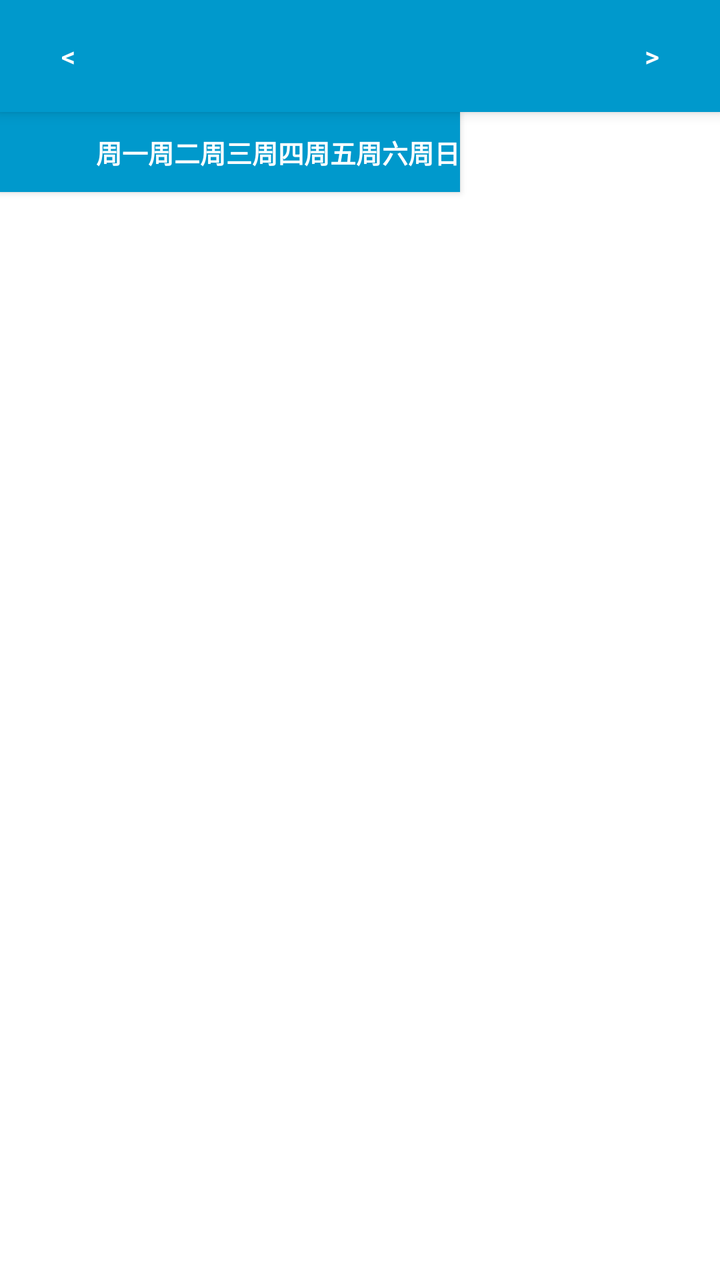
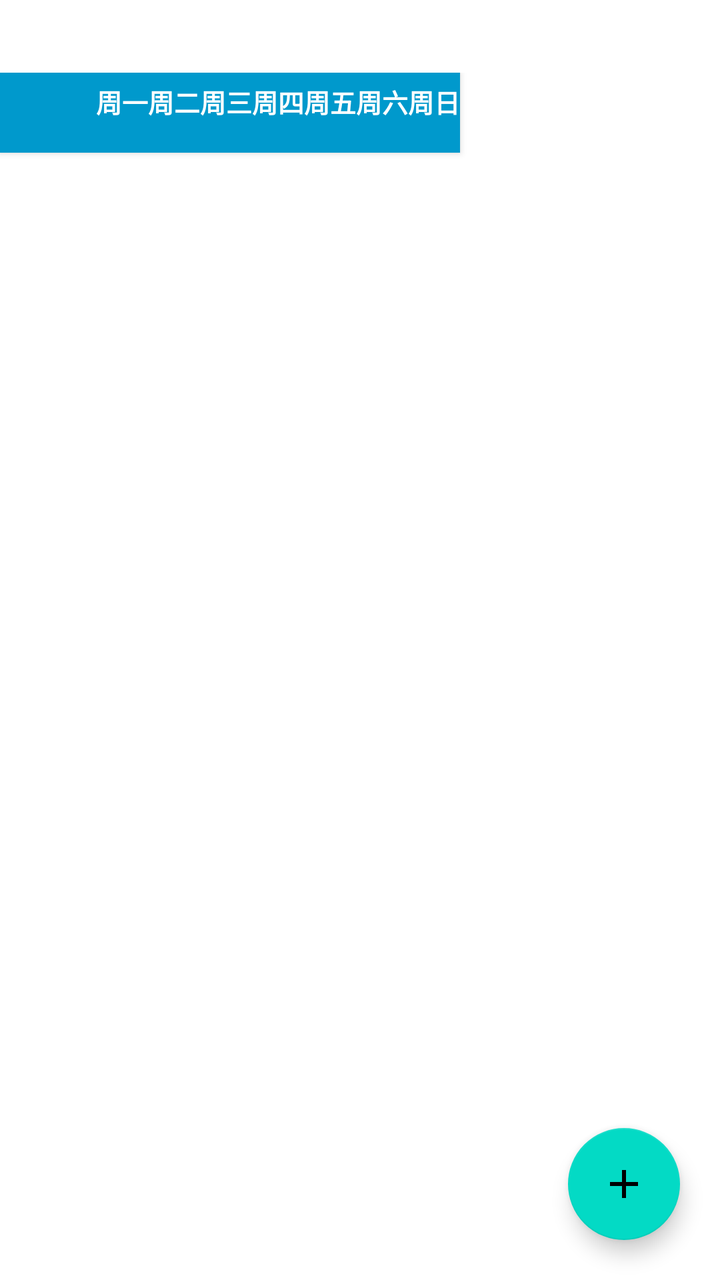

Compare the two renders of this Android layout. The source of the first and the diff that turns it into the second are given below.
<!-- AndroidManifest.xml: application theme Theme.Timetable -->
<!-- res/layout/fragment_timetable.xml -->
<?xml version="1.0" encoding="utf-8"?>
<LinearLayout xmlns:android="http://schemas.android.com/apk/res/android"
    xmlns:app="http://schemas.android.com/apk/res-auto"
    android:layout_width="match_parent"
    android:layout_height="match_parent"
    android:orientation="vertical"
    android:background="?android:attr/colorBackground">

    
    <LinearLayout
        android:id="@+id/week_indicator"
        android:layout_width="match_parent"
        android:layout_height="wrap_content"
        android:gravity="center"
        android:orientation="horizontal"
        android:paddingVertical="10dp"
        android:paddingHorizontal="16dp"
        android:background="@android:color/holo_blue_dark"
        android:elevation="4dp">

        <Button
            android:id="@+id/btn_prev_week"
            android:layout_width="36dp"
            android:layout_height="36dp"
            android:text="&lt;"
            android:textColor="@android:color/white"
            android:background="?android:attr/selectableItemBackgroundBorderless"
            android:minWidth="0dp"
            android:minHeight="0dp" />

        <TextView
            android:id="@+id/tv_week_info"
            android:layout_width="0dp"
            android:layout_height="wrap_content"
            android:layout_weight="1"
            android:gravity="center"
            android:textColor="@android:color/white"
            android:textSize="16sp"
            android:textStyle="bold" />

        <Button
            android:id="@+id/btn_next_week"
            android:layout_width="36dp"
            android:layout_height="36dp"
            android:text="&gt;"
            android:textColor="@android:color/white"
            android:background="?android:attr/selectableItemBackgroundBorderless"
            android:minWidth="0dp"
            android:minHeight="0dp" />

    </LinearLayout>

    
    <HorizontalScrollView
        android:id="@+id/hsv_timetable"
        android:layout_width="match_parent"
        android:layout_height="0dp"
        android:layout_weight="1"
        android:fillViewport="true"
        android:scrollbars="none">

        <LinearLayout
            android:layout_width="wrap_content"
            android:layout_height="match_parent"
            android:orientation="vertical">

            
            <LinearLayout
                android:id="@+id/header_row"
                android:layout_width="wrap_content"
                android:layout_height="40dp"
                android:orientation="horizontal"
                android:background="@android:color/holo_blue_dark"
                android:elevation="2dp">

                <TextView
                    android:layout_width="@dimen/timetable_period_label_width"
                    android:layout_height="match_parent"
                    android:gravity="center"
                    android:textColor="@android:color/white"
                    android:textSize="12sp"
                    android:textStyle="bold" />

                <TextView
                    android:layout_width="wrap_content"
                    android:layout_height="match_parent"
                    android:gravity="center"
                    android:text="周一"
                    android:textColor="@android:color/white"
                    android:textSize="@dimen/timetable_header_text_size"
                    android:textStyle="bold" />

                <TextView
                    android:layout_width="wrap_content"
                    android:layout_height="match_parent"
                    android:gravity="center"
                    android:text="周二"
                    android:textColor="@android:color/white"
                    android:textSize="@dimen/timetable_header_text_size"
                    android:textStyle="bold" />

                <TextView
                    android:layout_width="wrap_content"
                    android:layout_height="match_parent"
                    android:gravity="center"
                    android:text="周三"
                    android:textColor="@android:color/white"
                    android:textSize="@dimen/timetable_header_text_size"
                    android:textStyle="bold" />

                <TextView
                    android:layout_width="wrap_content"
                    android:layout_height="match_parent"
                    android:gravity="center"
                    android:text="周四"
                    android:textColor="@android:color/white"
                    android:textSize="@dimen/timetable_header_text_size"
                    android:textStyle="bold" />

                <TextView
                    android:layout_width="wrap_content"
                    android:layout_height="match_parent"
                    android:gravity="center"
                    android:text="周五"
                    android:textColor="@android:color/white"
                    android:textSize="@dimen/timetable_header_text_size"
                    android:textStyle="bold" />

                <TextView
                    android:layout_width="wrap_content"
                    android:layout_height="match_parent"
                    android:gravity="center"
                    android:text="周六"
                    android:textColor="@android:color/white"
                    android:textSize="@dimen/timetable_header_text_size"
                    android:textStyle="bold" />

                <TextView
                    android:layout_width="wrap_content"
                    android:layout_height="match_parent"
                    android:gravity="center"
                    android:text="周日"
                    android:textColor="@android:color/white"
                    android:textSize="@dimen/timetable_header_text_size"
                    android:textStyle="bold" />

            </LinearLayout>

            
            <androidx.recyclerview.widget.RecyclerView
                android:id="@+id/rv_timetable"
                android:layout_width="wrap_content"
                android:layout_height="match_parent"
                android:nestedScrollingEnabled="false" />

        </LinearLayout>

    </HorizontalScrollView>

    <TextView
        android:id="@+id/tv_empty"
        android:layout_width="match_parent"
        android:layout_height="0dp"
        android:layout_weight="1"
        android:gravity="center"
        android:text="@string/empty_timetable"
        android:textColor="?android:attr/textColorSecondary"
        android:textSize="16sp"
        android:visibility="gone" />

</LinearLayout>
<!-- resources referenced by this layout -->
<resources>
  <dimen name="timetable_header_text_size">13sp</dimen>
  <dimen name="timetable_period_label_width">48dp</dimen>
  <string name="empty_timetable">本周暂无课程</string>
  <style name="Theme.Timetable" parent="Theme.MaterialComponents.DayNight.DarkActionBar">
          
          <item name="colorPrimary">@color/purple_500</item>
          <item name="colorPrimaryVariant">@color/purple_700</item>
          <item name="colorOnPrimary">@color/white</item>
          
          <item name="colorSecondary">@color/teal_200</item>
          <item name="colorSecondaryVariant">@color/teal_700</item>
          <item name="colorOnSecondary">@color/black</item>
          
          <item name="android:statusBarColor">?attr/colorPrimaryVariant</item>
          
      </style>
  <color name="purple_500">#FF6200EE</color>
  <color name="purple_700">#FF3700B3</color>
  <color name="white">#FFFFFFFF</color>
  <color name="teal_200">#FF03DAC5</color>
  <color name="teal_700">#FF018786</color>
  <color name="black">#FF000000</color>
</resources>

<!-- the commit's change to res/layout/fragment_timetable.xml (unified diff, before → after) -->
@@ -1,54 +1,26 @@
 <?xml version="1.0" encoding="utf-8"?>
-<LinearLayout xmlns:android="http://schemas.android.com/apk/res/android"
+<FrameLayout xmlns:android="http://schemas.android.com/apk/res/android"
     xmlns:app="http://schemas.android.com/apk/res-auto"
     android:layout_width="match_parent"
-    android:layout_height="match_parent"
-    android:orientation="vertical"
-    android:background="?android:attr/colorBackground">
+    android:layout_height="match_parent">
+
+    <LinearLayout
+        android:layout_width="match_parent"
+        android:layout_height="match_parent"
+        android:orientation="vertical"
+        android:background="?android:attr/colorBackground">
 
     
-    <LinearLayout
-        android:id="@+id/week_indicator"
+    <TextView
+        android:id="@+id/tv_week_info"
         android:layout_width="match_parent"
         android:layout_height="wrap_content"
         android:gravity="center"
-        android:orientation="horizontal"
-        android:paddingVertical="10dp"
-        android:paddingHorizontal="16dp"
-        android:background="@android:color/holo_blue_dark"
-        android:elevation="4dp">
-
-        <Button
-            android:id="@+id/btn_prev_week"
-            android:layout_width="36dp"
-            android:layout_height="36dp"
-            android:text="&lt;"
-            android:textColor="@android:color/white"
-            android:background="?android:attr/selectableItemBackgroundBorderless"
-            android:minWidth="0dp"
-            android:minHeight="0dp" />
-
-        <TextView
-            android:id="@+id/tv_week_info"
-            android:layout_width="0dp"
-            android:layout_height="wrap_content"
-            android:layout_weight="1"
-            android:gravity="center"
-            android:textColor="@android:color/white"
-            android:textSize="16sp"
-            android:textStyle="bold" />
-
-        <Button
-            android:id="@+id/btn_next_week"
-            android:layout_width="36dp"
-            android:layout_height="36dp"
-            android:text="&gt;"
-            android:textColor="@android:color/white"
-            android:background="?android:attr/selectableItemBackgroundBorderless"
-            android:minWidth="0dp"
-            android:minHeight="0dp" />
-
-    </LinearLayout>
+        android:paddingTop="10dp"
+        android:paddingBottom="6dp"
+        android:textColor="?android:attr/textColorPrimary"
+        android:textSize="15sp"
+        android:textStyle="bold" />
 
     
     <HorizontalScrollView
@@ -73,6 +45,7 @@
                 android:background="@android:color/holo_blue_dark"
                 android:elevation="2dp">
 
+                
                 <TextView
                     android:layout_width="@dimen/timetable_period_label_width"
                     android:layout_height="match_parent"
@@ -81,68 +54,201 @@
                     android:textSize="12sp"
                     android:textStyle="bold" />
 
-                <TextView
-                    android:layout_width="wrap_content"
-                    android:layout_height="match_parent"
-                    android:gravity="center"
-                    android:text="周一"
-                    android:textColor="@android:color/white"
-                    android:textSize="@dimen/timetable_header_text_size"
-                    android:textStyle="bold" />
-
-                <TextView
-                    android:layout_width="wrap_content"
-                    android:layout_height="match_parent"
-                    android:gravity="center"
-                    android:text="周二"
-                    android:textColor="@android:color/white"
-                    android:textSize="@dimen/timetable_header_text_size"
-                    android:textStyle="bold" />
-
-                <TextView
-                    android:layout_width="wrap_content"
-                    android:layout_height="match_parent"
-                    android:gravity="center"
-                    android:text="周三"
-                    android:textColor="@android:color/white"
-                    android:textSize="@dimen/timetable_header_text_size"
-                    android:textStyle="bold" />
-
-                <TextView
-                    android:layout_width="wrap_content"
-                    android:layout_height="match_parent"
-                    android:gravity="center"
-                    android:text="周四"
-                    android:textColor="@android:color/white"
-                    android:textSize="@dimen/timetable_header_text_size"
-                    android:textStyle="bold" />
-
-                <TextView
-                    android:layout_width="wrap_content"
-                    android:layout_height="match_parent"
-                    android:gravity="center"
-                    android:text="周五"
-                    android:textColor="@android:color/white"
-                    android:textSize="@dimen/timetable_header_text_size"
-                    android:textStyle="bold" />
-
-                <TextView
-                    android:layout_width="wrap_content"
-                    android:layout_height="match_parent"
-                    android:gravity="center"
-                    android:text="周六"
-                    android:textColor="@android:color/white"
-                    android:textSize="@dimen/timetable_header_text_size"
-                    android:textStyle="bold" />
-
-                <TextView
-                    android:layout_width="wrap_content"
-                    android:layout_height="match_parent"
-                    android:gravity="center"
-                    android:text="周日"
-                    android:textColor="@android:color/white"
-                    android:textSize="@dimen/timetable_header_text_size"
-                    android:textStyle="bold" />
+                
+                <LinearLayout
+                    android:layout_width="wrap_content"
+                    android:layout_height="match_parent"
+                    android:orientation="vertical"
+                    android:gravity="center"
+                    android:paddingTop="3dp"
+                    android:paddingBottom="2dp">
+
+                    <TextView
+                        android:layout_width="match_parent"
+                        android:layout_height="0dp"
+                        android:layout_weight="1"
+                        android:gravity="center"
+                        android:text="周一"
+                        android:textColor="@android:color/white"
+                        android:textSize="@dimen/timetable_header_text_size"
+                        android:textStyle="bold" />
+
+                    <TextView
+                        android:layout_width="match_parent"
+                        android:layout_height="wrap_content"
+                        android:gravity="center"
+                        android:text=""
+                        android:textColor="#CCFFFFFF"
+                        android:textSize="9sp" />
+                </LinearLayout>
+
+                
+                <LinearLayout
+                    android:layout_width="wrap_content"
+                    android:layout_height="match_parent"
+                    android:orientation="vertical"
+                    android:gravity="center"
+                    android:paddingTop="3dp"
+                    android:paddingBottom="2dp">
+
+                    <TextView
+                        android:layout_width="match_parent"
+                        android:layout_height="0dp"
+                        android:layout_weight="1"
+                        android:gravity="center"
+                        android:text="周二"
+                        android:textColor="@android:color/white"
+                        android:textSize="@dimen/timetable_header_text_size"
+                        android:textStyle="bold" />
+
+                    <TextView
+                        android:layout_width="match_parent"
+                        android:layout_height="wrap_content"
+                        android:gravity="center"
+                        android:text=""
+                        android:textColor="#CCFFFFFF"
+                        android:textSize="9sp" />
+                </LinearLayout>
+
+                
+                <LinearLayout
+                    android:layout_width="wrap_content"
+                    android:layout_height="match_parent"
+                    android:orientation="vertical"
+                    android:gravity="center"
+                    android:paddingTop="3dp"
+                    android:paddingBottom="2dp">
+
+                    <TextView
+                        android:layout_width="match_parent"
+                        android:layout_height="0dp"
+                        android:layout_weight="1"
+                        android:gravity="center"
+                        android:text="周三"
+                        android:textColor="@android:color/white"
+                        android:textSize="@dimen/timetable_header_text_size"
+                        android:textStyle="bold" />
+
+                    <TextView
+                        android:layout_width="match_parent"
+                        android:layout_height="wrap_content"
+                        android:gravity="center"
+                        android:text=""
+                        android:textColor="#CCFFFFFF"
+                        android:textSize="9sp" />
+                </LinearLayout>
+
+                
+                <LinearLayout
+                    android:layout_width="wrap_content"
+                    android:layout_height="match_parent"
+                    android:orientation="vertical"
+                    android:gravity="center"
+                    android:paddingTop="3dp"
+                    android:paddingBottom="2dp">
+
+                    <TextView
+                        android:layout_width="match_parent"
+                        android:layout_height="0dp"
+                        android:layout_weight="1"
+                        android:gravity="center"
+                        android:text="周四"
+                        android:textColor="@android:color/white"
+                        android:textSize="@dimen/timetable_header_text_size"
+                        android:textStyle="bold" />
+
+                    <TextView
+                        android:layout_width="match_parent"
+                        android:layout_height="wrap_content"
+                        android:gravity="center"
+                        android:text=""
+                        android:textColor="#CCFFFFFF"
+                        android:textSize="9sp" />
+                </LinearLayout>
+
+                
+                <LinearLayout
+                    android:layout_width="wrap_content"
+                    android:layout_height="match_parent"
+                    android:orientation="vertical"
+                    android:gravity="center"
+                    android:paddingTop="3dp"
+                    android:paddingBottom="2dp">
+
+                    <TextView
+                        android:layout_width="match_parent"
+                        android:layout_height="0dp"
+                        android:layout_weight="1"
+                        android:gravity="center"
+                        android:text="周五"
+                        android:textColor="@android:color/white"
+                        android:textSize="@dimen/timetable_header_text_size"
+                        android:textStyle="bold" />
+
+                    <TextView
+                        android:layout_width="match_parent"
+                        android:layout_height="wrap_content"
+                        android:gravity="center"
+                        android:text=""
+                        android:textColor="#CCFFFFFF"
+                        android:textSize="9sp" />
+                </LinearLayout>
+
+                
+                <LinearLayout
+                    android:layout_width="wrap_content"
+                    android:layout_height="match_parent"
+                    android:orientation="vertical"
+                    android:gravity="center"
+                    android:paddingTop="3dp"
+                    android:paddingBottom="2dp">
+
+                    <TextView
+                        android:layout_width="match_parent"
+                        android:layout_height="0dp"
+                        android:layout_weight="1"
+                        android:gravity="center"
+                        android:text="周六"
+                        android:textColor="@android:color/white"
+                        android:textSize="@dimen/timetable_header_text_size"
+                        android:textStyle="bold" />
+
+                    <TextView
+                        android:layout_width="match_parent"
+                        android:layout_height="wrap_content"
+                        android:gravity="center"
+                        android:text=""
+                        android:textColor="#CCFFFFFF"
+                        android:textSize="9sp" />
+                </LinearLayout>
+
+                
+                <LinearLayout
+                    android:layout_width="wrap_content"
+                    android:layout_height="match_parent"
+                    android:orientation="vertical"
+                    android:gravity="center"
+                    android:paddingTop="3dp"
+                    android:paddingBottom="2dp">
+
+                    <TextView
+                        android:layout_width="match_parent"
+                        android:layout_height="0dp"
+                        android:layout_weight="1"
+                        android:gravity="center"
+                        android:text="周日"
+                        android:textColor="@android:color/white"
+                        android:textSize="@dimen/timetable_header_text_size"
+                        android:textStyle="bold" />
+
+                    <TextView
+                        android:layout_width="match_parent"
+                        android:layout_height="wrap_content"
+                        android:gravity="center"
+                        android:text=""
+                        android:textColor="#CCFFFFFF"
+                        android:textSize="9sp" />
+                </LinearLayout>
 
             </LinearLayout>
 
@@ -168,4 +274,16 @@
         android:textSize="16sp"
         android:visibility="gone" />
 
-</LinearLayout>
+    </LinearLayout>
+
+    
+    <com.google.android.material.floatingactionbutton.FloatingActionButton
+        android:id="@+id/fab_add_course"
+        android:layout_width="wrap_content"
+        android:layout_height="wrap_content"
+        android:layout_gravity="bottom|end"
+        android:layout_margin="20dp"
+        android:contentDescription="添加课程"
+        android:src="@drawable/ic_add" />
+
+</FrameLayout>
<!-- resource entries referenced after the edit -->
@@ -2,6 +2,17 @@
 <resources>
   <dimen name="timetable_header_text_size">13sp</dimen>
   <dimen name="timetable_period_label_width">48dp</dimen>
+  <!-- drawable ic_add (drawable) -->
+  <?xml version="1.0" encoding="utf-8"?>
+  <vector xmlns:android="http://schemas.android.com/apk/res/android"
+      android:width="24dp"
+      android:height="24dp"
+      android:viewportWidth="24"
+      android:viewportHeight="24">
+      <path
+          android:fillColor="#FFFFFF"
+          android:pathData="M19,13h-6v6h-2v-6H5v-2h6V5h2v6h6v2z" />
+  </vector>
   <string name="empty_timetable">本周暂无课程</string>
   <style name="Theme.Timetable" parent="Theme.MaterialComponents.DayNight.DarkActionBar">
           
